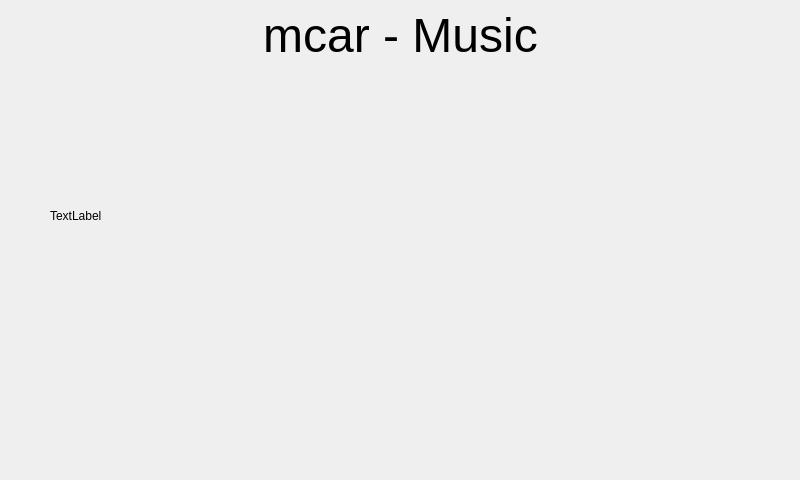
Qt form src/musiclayouta.ui (aarontc/mcar) before a commit.
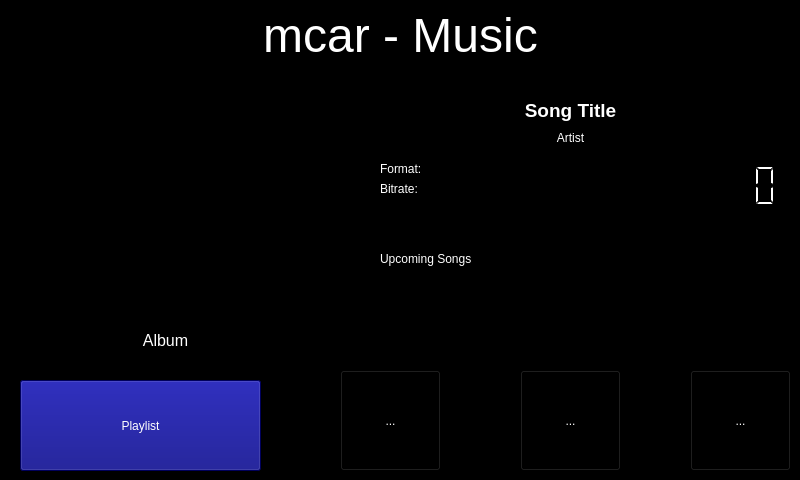
The same form after that commit. Icons and pictures are not drawn.

Patch:
```diff
--- a/src/musiclayouta.ui
+++ b/src/musiclayouta.ui
@@ -10,6 +10,421 @@
     <height>480</height>
    </rect>
   </property>
+  <property name="palette">
+   <palette>
+    <active>
+     <colorrole role="WindowText">
+      <brush brushstyle="SolidPattern">
+       <color alpha="255">
+        <red>255</red>
+        <green>255</green>
+        <blue>255</blue>
+       </color>
+      </brush>
+     </colorrole>
+     <colorrole role="Button">
+      <brush brushstyle="SolidPattern">
+       <color alpha="255">
+        <red>0</red>
+        <green>0</green>
+        <blue>0</blue>
+       </color>
+      </brush>
+     </colorrole>
+     <colorrole role="Light">
+      <brush brushstyle="SolidPattern">
+       <color alpha="255">
+        <red>0</red>
+        <green>0</green>
+        <blue>0</blue>
+       </color>
+      </brush>
+     </colorrole>
+     <colorrole role="Midlight">
+      <brush brushstyle="SolidPattern">
+       <color alpha="255">
+        <red>0</red>
+        <green>0</green>
+        <blue>0</blue>
+       </color>
+      </brush>
+     </colorrole>
+     <colorrole role="Dark">
+      <brush brushstyle="SolidPattern">
+       <color alpha="255">
+        <red>0</red>
+        <green>0</green>
+        <blue>0</blue>
+       </color>
+      </brush>
+     </colorrole>
+     <colorrole role="Mid">
+      <brush brushstyle="SolidPattern">
+       <color alpha="255">
+        <red>0</red>
+        <green>0</green>
+        <blue>0</blue>
+       </color>
+      </brush>
+     </colorrole>
+     <colorrole role="Text">
+      <brush brushstyle="SolidPattern">
+       <color alpha="255">
+        <red>255</red>
+        <green>255</green>
+        <blue>255</blue>
+       </color>
+      </brush>
+     </colorrole>
+     <colorrole role="BrightText">
+      <brush brushstyle="SolidPattern">
+       <color alpha="255">
+        <red>255</red>
+        <green>255</green>
+        <blue>255</blue>
+       </color>
+      </brush>
+     </colorrole>
+     <colorrole role="ButtonText">
+      <brush brushstyle="SolidPattern">
+       <color alpha="255">
+        <red>255</red>
+        <green>255</green>
+        <blue>255</blue>
+       </color>
+      </brush>
+     </colorrole>
+     <colorrole role="Base">
+      <brush brushstyle="SolidPattern">
+       <color alpha="255">
+        <red>0</red>
+        <green>0</green>
+        <blue>0</blue>
+       </color>
+      </brush>
+     </colorrole>
+     <colorrole role="Window">
+      <brush brushstyle="SolidPattern">
+       <color alpha="255">
+        <red>0</red>
+        <green>0</green>
+        <blue>0</blue>
+       </color>
+      </brush>
+     </colorrole>
+     <colorrole role="Shadow">
+      <brush brushstyle="SolidPattern">
+       <color alpha="255">
+        <red>0</red>
+        <green>0</green>
+        <blue>0</blue>
+       </color>
+      </brush>
+     </colorrole>
+     <colorrole role="AlternateBase">
+      <brush brushstyle="SolidPattern">
+       <color alpha="255">
+        <red>0</red>
+        <green>0</green>
+        <blue>0</blue>
+       </color>
+      </brush>
+     </colorrole>
+     <colorrole role="ToolTipBase">
+      <brush brushstyle="SolidPattern">
+       <color alpha="255">
+        <red>255</red>
+        <green>255</green>
+        <blue>220</blue>
+       </color>
+      </brush>
+     </colorrole>
+     <colorrole role="ToolTipText">
+      <brush brushstyle="SolidPattern">
+       <color alpha="255">
+        <red>0</red>
+        <green>0</green>
+        <blue>0</blue>
+       </color>
+      </brush>
+     </colorrole>
+    </active>
+    <inactive>
+     <colorrole role="WindowText">
+      <brush brushstyle="SolidPattern">
+       <color alpha="255">
+        <red>255</red>
+        <green>255</green>
+        <blue>255</blue>
+       </color>
+      </brush>
+     </colorrole>
+     <colorrole role="Button">
+      <brush brushstyle="SolidPattern">
+       <color alpha="255">
+        <red>0</red>
+        <green>0</green>
+        <blue>0</blue>
+       </color>
+      </brush>
+     </colorrole>
+     <colorrole role="Light">
+      <brush brushstyle="SolidPattern">
+       <color alpha="255">
+        <red>0</red>
+        <green>0</green>
+        <blue>0</blue>
+       </color>
+      </brush>
+     </colorrole>
+     <colorrole role="Midlight">
+      <brush brushstyle="SolidPattern">
+       <color alpha="255">
+        <red>0</red>
+        <green>0</green>
+        <blue>0</blue>
+       </color>
+      </brush>
+     </colorrole>
+     <colorrole role="Dark">
+      <brush brushstyle="SolidPattern">
+       <color alpha="255">
+        <red>0</red>
+        <green>0</green>
+        <blue>0</blue>
+       </color>
+      </brush>
+     </colorrole>
+     <colorrole role="Mid">
+      <brush brushstyle="SolidPattern">
+       <color alpha="255">
+        <red>0</red>
+        <green>0</green>
+        <blue>0</blue>
+       </color>
+      </brush>
+     </colorrole>
+     <colorrole role="Text">
+      <brush brushstyle="SolidPattern">
+       <color alpha="255">
+        <red>255</red>
+        <green>255</green>
+        <blue>255</blue>
+       </color>
+      </brush>
+     </colorrole>
+     <colorrole role="BrightText">
+      <brush brushstyle="SolidPattern">
+       <color alpha="255">
+        <red>255</red>
+        <green>255</green>
+        <blue>255</blue>
+       </color>
+      </brush>
+     </colorrole>
+     <colorrole role="ButtonText">
+      <brush brushstyle="SolidPattern">
+       <color alpha="255">
+        <red>255</red>
+        <green>255</green>
+        <blue>255</blue>
+       </color>
+      </brush>
+     </colorrole>
+     <colorrole role="Base">
+      <brush brushstyle="SolidPattern">
+       <color alpha="255">
+        <red>0</red>
+        <green>0</green>
+        <blue>0</blue>
+       </color>
+      </brush>
+     </colorrole>
+     <colorrole role="Window">
+      <brush brushstyle="SolidPattern">
+       <color alpha="255">
+        <red>0</red>
+        <green>0</green>
+        <blue>0</blue>
+       </color>
+      </brush>
+     </colorrole>
+     <colorrole role="Shadow">
+      <brush brushstyle="SolidPattern">
+       <color alpha="255">
+        <red>0</red>
+        <green>0</green>
+        <blue>0</blue>
+       </color>
+      </brush>
+     </colorrole>
+     <colorrole role="AlternateBase">
+      <brush brushstyle="SolidPattern">
+       <color alpha="255">
+        <red>0</red>
+        <green>0</green>
+        <blue>0</blue>
+       </color>
+      </brush>
+     </colorrole>
+     <colorrole role="ToolTipBase">
+      <brush brushstyle="SolidPattern">
+       <color alpha="255">
+        <red>255</red>
+        <green>255</green>
+        <blue>220</blue>
+       </color>
+      </brush>
+     </colorrole>
+     <colorrole role="ToolTipText">
+      <brush brushstyle="SolidPattern">
+       <color alpha="255">
+        <red>0</red>
+        <green>0</green>
+        <blue>0</blue>
+       </color>
+      </brush>
+     </colorrole>
+    </inactive>
+    <disabled>
+     <colorrole role="WindowText">
+      <brush brushstyle="SolidPattern">
+       <color alpha="255">
+        <red>0</red>
+        <green>0</green>
+        <blue>0</blue>
+       </color>
+      </brush>
+     </colorrole>
+     <colorrole role="Button">
+      <brush brushstyle="SolidPattern">
+       <color alpha="255">
+        <red>0</red>
+        <green>0</green>
+        <blue>0</blue>
+       </color>
+      </brush>
+     </colorrole>
+     <colorrole role="Light">
+      <brush brushstyle="SolidPattern">
+       <color alpha="255">
+        <red>0</red>
+        <green>0</green>
+        <blue>0</blue>
+       </color>
+      </brush>
+     </colorrole>
+     <colorrole role="Midlight">
+      <brush brushstyle="SolidPattern">
+       <color alpha="255">
+        <red>0</red>
+        <green>0</green>
+        <blue>0</blue>
+       </color>
+      </brush>
+     </colorrole>
+     <colorrole role="Dark">
+      <brush brushstyle="SolidPattern">
+       <color alpha="255">
+        <red>0</red>
+        <green>0</green>
+        <blue>0</blue>
+       </color>
+      </brush>
+     </colorrole>
+     <colorrole role="Mid">
+      <brush brushstyle="SolidPattern">
+       <color alpha="255">
+        <red>0</red>
+        <green>0</green>
+        <blue>0</blue>
+       </color>
+      </brush>
+     </colorrole>
+     <colorrole role="Text">
+      <brush brushstyle="SolidPattern">
+       <color alpha="255">
+        <red>0</red>
+        <green>0</green>
+        <blue>0</blue>
+       </color>
+      </brush>
+     </colorrole>
+     <colorrole role="BrightText">
+      <brush brushstyle="SolidPattern">
+       <color alpha="255">
+        <red>255</red>
+        <green>255</green>
+        <blue>255</blue>
+       </color>
+      </brush>
+     </colorrole>
+     <colorrole role="ButtonText">
+      <brush brushstyle="SolidPattern">
+       <color alpha="255">
+        <red>0</red>
+        <green>0</green>
+        <blue>0</blue>
+       </color>
+      </brush>
+     </colorrole>
+     <colorrole role="Base">
+      <brush brushstyle="SolidPattern">
+       <color alpha="255">
+        <red>0</red>
+        <green>0</green>
+        <blue>0</blue>
+       </color>
+      </brush>
+     </colorrole>
+     <colorrole role="Window">
+      <brush brushstyle="SolidPattern">
+       <color alpha="255">
+        <red>0</red>
+        <green>0</green>
+        <blue>0</blue>
+       </color>
+      </brush>
+     </colorrole>
+     <colorrole role="Shadow">
+      <brush brushstyle="SolidPattern">
+       <color alpha="255">
+        <red>0</red>
+        <green>0</green>
+        <blue>0</blue>
+       </color>
+      </brush>
+     </colorrole>
+     <colorrole role="AlternateBase">
+      <brush brushstyle="SolidPattern">
+       <color alpha="255">
+        <red>0</red>
+        <green>0</green>
+        <blue>0</blue>
+       </color>
+      </brush>
+     </colorrole>
+     <colorrole role="ToolTipBase">
+      <brush brushstyle="SolidPattern">
+       <color alpha="255">
+        <red>255</red>
+        <green>255</green>
+        <blue>220</blue>
+       </color>
+      </brush>
+     </colorrole>
+     <colorrole role="ToolTipText">
+      <brush brushstyle="SolidPattern">
+       <color alpha="255">
+        <red>0</red>
+        <green>0</green>
+        <blue>0</blue>
+       </color>
+      </brush>
+     </colorrole>
+    </disabled>
+   </palette>
+  </property>
   <property name="windowTitle">
    <string>Form</string>
   </property>
@@ -34,17 +449,648 @@
     <set>Qt::AlignCenter</set>
    </property>
   </widget>
-  <widget class="QLabel" name="label">
+  <widget class="QLabel" name="lblAlbumArt">
    <property name="geometry">
     <rect>
      <x>50</x>
-     <y>100</y>
-     <width>221</width>
+     <y>80</y>
+     <width>231</width>
      <height>231</height>
     </rect>
    </property>
    <property name="text">
-    <string>TextLabel</string>
+    <string/>
+   </property>
+   <property name="pixmap">
+    <pixmap resource="mcar.qrc">:/images/resources/images/CD_icon.svg</pixmap>
+   </property>
+   <property name="scaledContents">
+    <bool>true</bool>
+   </property>
+   <property name="alignment">
+    <set>Qt::AlignCenter</set>
+   </property>
+  </widget>
+  <widget class="QLabel" name="lblSongTitle">
+   <property name="geometry">
+    <rect>
+     <x>360</x>
+     <y>90</y>
+     <width>421</width>
+     <height>41</height>
+    </rect>
+   </property>
+   <property name="font">
+    <font>
+     <pointsize>14</pointsize>
+     <weight>75</weight>
+     <bold>true</bold>
+    </font>
+   </property>
+   <property name="text">
+    <string>Song Title</string>
+   </property>
+   <property name="alignment">
+    <set>Qt::AlignCenter</set>
+   </property>
+  </widget>
+  <widget class="QLabel" name="lblAlbum">
+   <property name="geometry">
+    <rect>
+     <x>50</x>
+     <y>330</y>
+     <width>231</width>
+     <height>21</height>
+    </rect>
+   </property>
+   <property name="font">
+    <font>
+     <pointsize>12</pointsize>
+    </font>
+   </property>
+   <property name="text">
+    <string>Album</string>
+   </property>
+   <property name="alignment">
+    <set>Qt::AlignCenter</set>
+   </property>
+  </widget>
+  <widget class="QLabel" name="lblArtist">
+   <property name="geometry">
+    <rect>
+     <x>360</x>
+     <y>130</y>
+     <width>421</width>
+     <height>16</height>
+    </rect>
+   </property>
+   <property name="text">
+    <string>Artist</string>
+   </property>
+   <property name="alignment">
+    <set>Qt::AlignCenter</set>
+   </property>
+  </widget>
+  <widget class="QToolButton" name="btnPrevious">
+   <property name="geometry">
+    <rect>
+     <x>340</x>
+     <y>370</y>
+     <width>101</width>
+     <height>101</height>
+    </rect>
+   </property>
+   <property name="focusPolicy">
+    <enum>Qt::NoFocus</enum>
+   </property>
+   <property name="text">
+    <string>...</string>
+   </property>
+   <property name="icon">
+    <iconset resource="mcar.qrc">
+     <normaloff>:/images/resources/images/button_back.png</normaloff>:/images/resources/images/button_back.png</iconset>
+   </property>
+   <property name="iconSize">
+    <size>
+     <width>96</width>
+     <height>96</height>
+    </size>
+   </property>
+  </widget>
+  <widget class="QToolButton" name="toolButton">
+   <property name="geometry">
+    <rect>
+     <x>520</x>
+     <y>370</y>
+     <width>101</width>
+     <height>101</height>
+    </rect>
+   </property>
+   <property name="text">
+    <string>...</string>
+   </property>
+   <property name="icon">
+    <iconset resource="mcar.qrc">
+     <normaloff>:/images/resources/images/button_play.png</normaloff>:/images/resources/images/button_play.png</iconset>
+   </property>
+   <property name="iconSize">
+    <size>
+     <width>96</width>
+     <height>96</height>
+    </size>
+   </property>
+  </widget>
+  <widget class="QToolButton" name="toolButton_2">
+   <property name="geometry">
+    <rect>
+     <x>690</x>
+     <y>370</y>
+     <width>101</width>
+     <height>101</height>
+    </rect>
+   </property>
+   <property name="text">
+    <string>...</string>
+   </property>
+   <property name="icon">
+    <iconset resource="mcar.qrc">
+     <normaloff>:/images/resources/images/button_forward.png</normaloff>:/images/resources/images/button_forward.png</iconset>
+   </property>
+   <property name="iconSize">
+    <size>
+     <width>96</width>
+     <height>96</height>
+    </size>
+   </property>
+  </widget>
+  <widget class="QPushButton" name="pushButton">
+   <property name="geometry">
+    <rect>
+     <x>20</x>
+     <y>380</y>
+     <width>241</width>
+     <height>91</height>
+    </rect>
+   </property>
+   <property name="palette">
+    <palette>
+     <active>
+      <colorrole role="WindowText">
+       <brush brushstyle="SolidPattern">
+        <color alpha="255">
+         <red>255</red>
+         <green>255</green>
+         <blue>255</blue>
+        </color>
+       </brush>
+      </colorrole>
+      <colorrole role="Button">
+       <brush brushstyle="SolidPattern">
+        <color alpha="255">
+         <red>0</red>
+         <green>0</green>
+         <blue>127</blue>
+        </color>
+       </brush>
+      </colorrole>
+      <colorrole role="Light">
+       <brush brushstyle="SolidPattern">
+        <color alpha="255">
+         <red>0</red>
+         <green>0</green>
+         <blue>191</blue>
+        </color>
+       </brush>
+      </colorrole>
+      <colorrole role="Midlight">
+       <brush brushstyle="SolidPattern">
+        <color alpha="255">
+         <red>0</red>
+         <green>0</green>
+         <blue>159</blue>
+        </color>
+       </brush>
+      </colorrole>
+      <colorrole role="Dark">
+       <brush brushstyle="SolidPattern">
+        <color alpha="255">
+         <red>0</red>
+         <green>0</green>
+         <blue>63</blue>
+        </color>
+       </brush>
+      </colorrole>
+      <colorrole role="Mid">
+       <brush brushstyle="SolidPattern">
+        <color alpha="255">
+         <red>0</red>
+         <green>0</green>
+         <blue>84</blue>
+        </color>
+       </brush>
+      </colorrole>
+      <colorrole role="Text">
+       <brush brushstyle="SolidPattern">
+        <color alpha="255">
+         <red>255</red>
+         <green>255</green>
+         <blue>255</blue>
+        </color>
+       </brush>
+      </colorrole>
+      <colorrole role="BrightText">
+       <brush brushstyle="SolidPattern">
+        <color alpha="255">
+         <red>255</red>
+         <green>255</green>
+         <blue>255</blue>
+        </color>
+       </brush>
+      </colorrole>
+      <colorrole role="ButtonText">
+       <brush brushstyle="SolidPattern">
+        <color alpha="255">
+         <red>255</red>
+         <green>255</green>
+         <blue>255</blue>
+        </color>
+       </brush>
+      </colorrole>
+      <colorrole role="Base">
+       <brush brushstyle="SolidPattern">
+        <color alpha="255">
+         <red>0</red>
+         <green>0</green>
+         <blue>0</blue>
+        </color>
+       </brush>
+      </colorrole>
+      <colorrole role="Window">
+       <brush brushstyle="SolidPattern">
+        <color alpha="255">
+         <red>0</red>
+         <green>0</green>
+         <blue>127</blue>
+        </color>
+       </brush>
+      </colorrole>
+      <colorrole role="Shadow">
+       <brush brushstyle="SolidPattern">
+        <color alpha="255">
+         <red>0</red>
+         <green>0</green>
+         <blue>0</blue>
+        </color>
+       </brush>
+      </colorrole>
+      <colorrole role="AlternateBase">
+       <brush brushstyle="SolidPattern">
+        <color alpha="255">
+         <red>0</red>
+         <green>0</green>
+         <blue>63</blue>
+        </color>
+       </brush>
+      </colorrole>
+      <colorrole role="ToolTipBase">
+       <brush brushstyle="SolidPattern">
+        <color alpha="255">
+         <red>255</red>
+         <green>255</green>
+         <blue>220</blue>
+        </color>
+       </brush>
+      </colorrole>
+      <colorrole role="ToolTipText">
+       <brush brushstyle="SolidPattern">
+        <color alpha="255">
+         <red>0</red>
+         <green>0</green>
+         <blue>0</blue>
+        </color>
+       </brush>
+      </colorrole>
+     </active>
+     <inactive>
+      <colorrole role="WindowText">
+       <brush brushstyle="SolidPattern">
+        <color alpha="255">
+         <red>255</red>
+         <green>255</green>
+         <blue>255</blue>
+        </color>
+       </brush>
+      </colorrole>
+      <colorrole role="Button">
+       <brush brushstyle="SolidPattern">
+        <color alpha="255">
+         <red>0</red>
+         <green>0</green>
+         <blue>127</blue>
+        </color>
+       </brush>
+      </colorrole>
+      <colorrole role="Light">
+       <brush brushstyle="SolidPattern">
+        <color alpha="255">
+         <red>0</red>
+         <green>0</green>
+         <blue>191</blue>
+        </color>
+       </brush>
+      </colorrole>
+      <colorrole role="Midlight">
+       <brush brushstyle="SolidPattern">
+        <color alpha="255">
+         <red>0</red>
+         <green>0</green>
+         <blue>159</blue>
+        </color>
+       </brush>
+      </colorrole>
+      <colorrole role="Dark">
+       <brush brushstyle="SolidPattern">
+        <color alpha="255">
+         <red>0</red>
+         <green>0</green>
+         <blue>63</blue>
+        </color>
+       </brush>
+      </colorrole>
+      <colorrole role="Mid">
+       <brush brushstyle="SolidPattern">
+        <color alpha="255">
+         <red>0</red>
+         <green>0</green>
+         <blue>84</blue>
+        </color>
+       </brush>
+      </colorrole>
+      <colorrole role="Text">
+       <brush brushstyle="SolidPattern">
+        <color alpha="255">
+         <red>255</red>
+         <green>255</green>
+         <blue>255</blue>
+        </color>
+       </brush>
+      </colorrole>
+      <colorrole role="BrightText">
+       <brush brushstyle="SolidPattern">
+        <color alpha="255">
+         <red>255</red>
+         <green>255</green>
+         <blue>255</blue>
+        </color>
+       </brush>
+      </colorrole>
+      <colorrole role="ButtonText">
+       <brush brushstyle="SolidPattern">
+        <color alpha="255">
+         <red>255</red>
+         <green>255</green>
+         <blue>255</blue>
+        </color>
+       </brush>
+      </colorrole>
+      <colorrole role="Base">
+       <brush brushstyle="SolidPattern">
+        <color alpha="255">
+         <red>0</red>
+         <green>0</green>
+         <blue>0</blue>
+        </color>
+       </brush>
+      </colorrole>
+      <colorrole role="Window">
+       <brush brushstyle="SolidPattern">
+        <color alpha="255">
+         <red>0</red>
+         <green>0</green>
+         <blue>127</blue>
+        </color>
+       </brush>
+      </colorrole>
+      <colorrole role="Shadow">
+       <brush brushstyle="SolidPattern">
+        <color alpha="255">
+         <red>0</red>
+         <green>0</green>
+         <blue>0</blue>
+        </color>
+       </brush>
+      </colorrole>
+      <colorrole role="AlternateBase">
+       <brush brushstyle="SolidPattern">
+        <color alpha="255">
+         <red>0</red>
+         <green>0</green>
+         <blue>63</blue>
+        </color>
+       </brush>
+      </colorrole>
+      <colorrole role="ToolTipBase">
+       <brush brushstyle="SolidPattern">
+        <color alpha="255">
+         <red>255</red>
+         <green>255</green>
+         <blue>220</blue>
+        </color>
+       </brush>
+      </colorrole>
+      <colorrole role="ToolTipText">
+       <brush brushstyle="SolidPattern">
+        <color alpha="255">
+         <red>0</red>
+         <green>0</green>
+         <blue>0</blue>
+        </color>
+       </brush>
+      </colorrole>
+     </inactive>
+     <disabled>
+      <colorrole role="WindowText">
+       <brush brushstyle="SolidPattern">
+        <color alpha="255">
+         <red>0</red>
+         <green>0</green>
+         <blue>63</blue>
+        </color>
+       </brush>
+      </colorrole>
+      <colorrole role="Button">
+       <brush brushstyle="SolidPattern">
+        <color alpha="255">
+         <red>0</red>
+         <green>0</green>
+         <blue>127</blue>
+        </color>
+       </brush>
+      </colorrole>
+      <colorrole role="Light">
+       <brush brushstyle="SolidPattern">
+        <color alpha="255">
+         <red>0</red>
+         <green>0</green>
+         <blue>191</blue>
+        </color>
+       </brush>
+      </colorrole>
+      <colorrole role="Midlight">
+       <brush brushstyle="SolidPattern">
+        <color alpha="255">
+         <red>0</red>
+         <green>0</green>
+         <blue>159</blue>
+        </color>
+       </brush>
+      </colorrole>
+      <colorrole role="Dark">
+       <brush brushstyle="SolidPattern">
+        <color alpha="255">
+         <red>0</red>
+         <green>0</green>
+         <blue>63</blue>
+        </color>
+       </brush>
+      </colorrole>
+      <colorrole role="Mid">
+       <brush brushstyle="SolidPattern">
+        <color alpha="255">
+         <red>0</red>
+         <green>0</green>
+         <blue>84</blue>
+        </color>
+       </brush>
+      </colorrole>
+      <colorrole role="Text">
+       <brush brushstyle="SolidPattern">
+        <color alpha="255">
+         <red>0</red>
+         <green>0</green>
+         <blue>63</blue>
+        </color>
+       </brush>
+      </colorrole>
+      <colorrole role="BrightText">
+       <brush brushstyle="SolidPattern">
+        <color alpha="255">
+         <red>255</red>
+         <green>255</green>
+         <blue>255</blue>
+        </color>
+       </brush>
+      </colorrole>
+      <colorrole role="ButtonText">
+       <brush brushstyle="SolidPattern">
+        <color alpha="255">
+         <red>0</red>
+         <green>0</green>
+         <blue>63</blue>
+        </color>
+       </brush>
+      </colorrole>
+      <colorrole role="Base">
+       <brush brushstyle="SolidPattern">
+        <color alpha="255">
+         <red>0</red>
+         <green>0</green>
+         <blue>127</blue>
+        </color>
+       </brush>
+      </colorrole>
+      <colorrole role="Window">
+       <brush brushstyle="SolidPattern">
+        <color alpha="255">
+         <red>0</red>
+         <green>0</green>
+         <blue>127</blue>
+        </color>
+       </brush>
+      </colorrole>
+      <colorrole role="Shadow">
+       <brush brushstyle="SolidPattern">
+        <color alpha="255">
+         <red>0</red>
+         <green>0</green>
+         <blue>0</blue>
+        </color>
+       </brush>
+      </colorrole>
+      <colorrole role="AlternateBase">
+       <brush brushstyle="SolidPattern">
+        <color alpha="255">
+         <red>0</red>
+         <green>0</green>
+         <blue>127</blue>
+        </color>
+       </brush>
+      </colorrole>
+      <colorrole role="ToolTipBase">
+       <brush brushstyle="SolidPattern">
+        <color alpha="255">
+         <red>255</red>
+         <green>255</green>
+         <blue>220</blue>
+        </color>
+       </brush>
+      </colorrole>
+      <colorrole role="ToolTipText">
+       <brush brushstyle="SolidPattern">
+        <color alpha="255">
+         <red>0</red>
+         <green>0</green>
+         <blue>0</blue>
+        </color>
+       </brush>
+      </colorrole>
+     </disabled>
+    </palette>
+   </property>
+   <property name="text">
+    <string>Playlist</string>
+   </property>
+  </widget>
+  <widget class="QListView" name="lstUpcomingSongs">
+   <property name="geometry">
+    <rect>
+     <x>390</x>
+     <y>270</y>
+     <width>381</width>
+     <height>81</height>
+    </rect>
+   </property>
+  </widget>
+  <widget class="QLabel" name="lblUpcomingSongs">
+   <property name="geometry">
+    <rect>
+     <x>380</x>
+     <y>250</y>
+     <width>401</width>
+     <height>17</height>
+    </rect>
+   </property>
+   <property name="text">
+    <string>Upcoming Songs</string>
+   </property>
+  </widget>
+  <widget class="QLCDNumber" name="lcdNumber">
+   <property name="geometry">
+    <rect>
+     <x>660</x>
+     <y>160</y>
+     <width>121</width>
+     <height>51</height>
+    </rect>
+   </property>
+   <property name="segmentStyle">
+    <enum>QLCDNumber::Filled</enum>
+   </property>
+  </widget>
+  <widget class="QLabel" name="Form">
+   <property name="geometry">
+    <rect>
+     <x>380</x>
+     <y>160</y>
+     <width>131</width>
+     <height>17</height>
+    </rect>
+   </property>
+   <property name="text">
+    <string>Format:</string>
+   </property>
+  </widget>
+  <widget class="QLabel" name="label">
+   <property name="geometry">
+    <rect>
+     <x>380</x>
+     <y>180</y>
+     <width>56</width>
+     <height>17</height>
+    </rect>
+   </property>
+   <property name="text">
+    <string>Bitrate:</string>
    </property>
   </widget>
  </widget>
```
Left out of the diff: 4 changed lines with no effect on the pictures.
